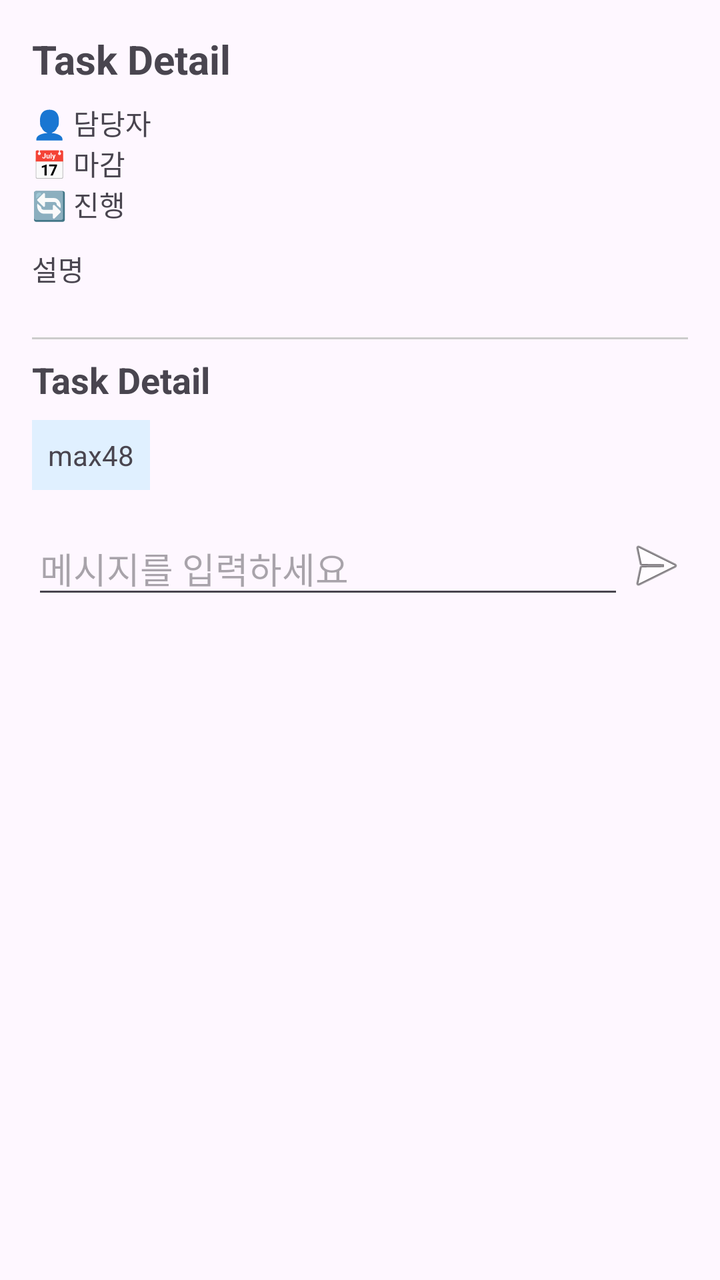
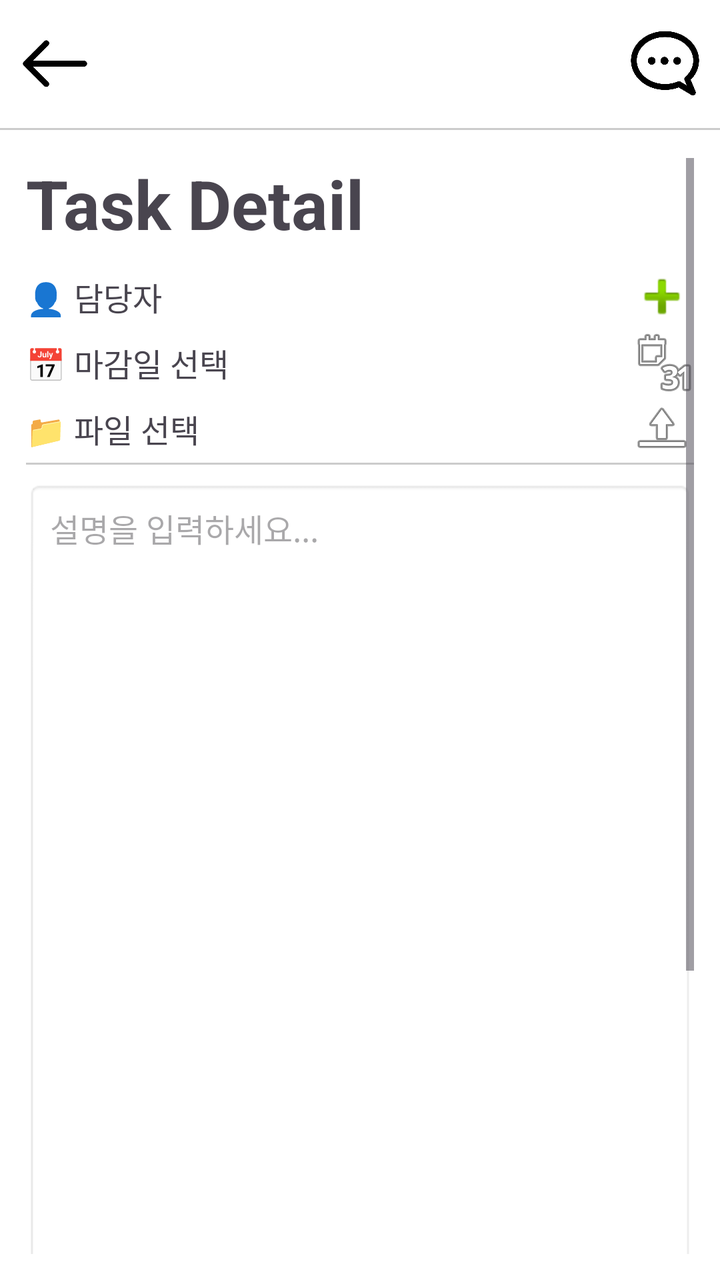

An Android layout rendered at two revisions. The XML below is the earlier revision; the diff shows what the commit changed to produce the second picture.
<!-- AndroidManifest.xml: application theme Theme.Tasklink -->
<!-- res/layout/taskdetail.xml -->
<?xml version="1.0" encoding="utf-8"?>
<ScrollView xmlns:android="http://schemas.android.com/apk/res/android"
    android:layout_width="match_parent"
    android:layout_height="match_parent"
    android:padding="16dp">

    <LinearLayout
        android:layout_width="match_parent"
        android:layout_height="wrap_content"
        android:orientation="vertical">

        
        <TextView
            android:layout_width="wrap_content"
            android:layout_height="wrap_content"
            android:text="Task Detail"
            android:textSize="20sp"
            android:textStyle="bold"
            android:layout_marginBottom="8dp" />

        
        <LinearLayout
            android:layout_width="match_parent"
            android:layout_height="wrap_content"
            android:orientation="vertical"
            android:layout_marginBottom="12dp">

            <TextView
                android:layout_width="wrap_content"
                android:layout_height="wrap_content"
                android:text="👤 담당자" />

            <TextView
                android:layout_width="wrap_content"
                android:layout_height="wrap_content"
                android:text="📅 마감" />

            <TextView
                android:layout_width="wrap_content"
                android:layout_height="wrap_content"
                android:text="🔄 진행" />
        </LinearLayout>

        
        <TextView
            android:layout_width="wrap_content"
            android:layout_height="wrap_content"
            android:text="설명"
            android:layout_marginBottom="24dp" />

        
        <View
            android:layout_width="match_parent"
            android:layout_height="1dp"
            android:background="#CCCCCC"
            android:layout_marginBottom="8dp" />

        <TextView
            android:layout_width="wrap_content"
            android:layout_height="wrap_content"
            android:text="Task Detail"
            android:textSize="18sp"
            android:textStyle="bold"
            android:layout_marginBottom="8dp" />

        <TextView
            android:id="@+id/textViewChatName"
            android:layout_width="wrap_content"
            android:layout_height="wrap_content"
            android:text="max48"
            android:background="#E0F0FF"
            android:padding="8dp"
            android:layout_marginBottom="16dp" />

        
        <LinearLayout
            android:layout_width="match_parent"
            android:layout_height="wrap_content"
            android:orientation="horizontal"
            android:gravity="center_vertical">

            <EditText
                android:id="@+id/editTextMessage"
                android:layout_width="0dp"
                android:layout_height="wrap_content"
                android:layout_weight="1"
                android:hint="메시지를 입력하세요" />

            <ImageButton
                android:id="@+id/buttonSend"
                android:layout_width="wrap_content"
                android:layout_height="wrap_content"
                android:src="@android:drawable/ic_menu_send"
                android:contentDescription="Send"
                android:background="?attr/selectableItemBackgroundBorderless" />
        </LinearLayout>

    </LinearLayout>
</ScrollView>
<!-- resources referenced by this layout -->
<resources>
  <style name="Theme.Tasklink" parent="Base.Theme.Tasklink" />
  <style name="Base.Theme.Tasklink" parent="Theme.Material3.DayNight.NoActionBar">
          
          
      </style>
</resources>

<!-- the commit's change to res/layout/taskdetail.xml (unified diff, before → after) -->
@@ -1,99 +1,171 @@
 <?xml version="1.0" encoding="utf-8"?>
-<ScrollView xmlns:android="http://schemas.android.com/apk/res/android"
+<LinearLayout xmlns:android="http://schemas.android.com/apk/res/android"
+    xmlns:app="http://schemas.android.com/apk/res-auto"
+    android:orientation="vertical"
     android:layout_width="match_parent"
     android:layout_height="match_parent"
-    android:padding="16dp">
+    android:background="@android:color/white">
 
-    <LinearLayout
+    
+    <RelativeLayout
         android:layout_width="match_parent"
-        android:layout_height="wrap_content"
-        android:orientation="vertical">
+        android:layout_height="?attr/actionBarSize"
+        android:paddingHorizontal="10dp">
 
-        
+        <ImageButton
+            android:id="@+id/button_back"
+            android:layout_width="35dp"
+            android:layout_height="35dp"
+            android:layout_centerVertical="true"
+            android:layout_alignParentStart="true"
+            android:src="@drawable/ic_back_btn"
+            android:background="?attr/selectableItemBackgroundBorderless"
+            android:contentDescription="Back"
+            android:scaleType="fitCenter" />
+
+        <ImageButton
+            android:id="@+id/button_chat"
+            android:layout_width="35dp"
+            android:layout_height="35dp"
+            android:layout_centerVertical="true"
+            android:layout_alignParentEnd="true"
+            android:src="@drawable/ic_chat"
+            android:background="?attr/selectableItemBackgroundBorderless"
+            android:contentDescription="Chat"
+            android:scaleType="fitCenter"/>
+
         <TextView
+            android:id="@+id/bar_title"
             android:layout_width="wrap_content"
             android:layout_height="wrap_content"
-            android:text="Task Detail"
             android:textSize="20sp"
-            android:textStyle="bold"
-            android:layout_marginBottom="8dp" />
+            android:layout_centerInParent="true" />
+    </RelativeLayout>
 
-        
+    <View
+        android:layout_width="match_parent"
+        android:layout_height="1dp"
+        android:background="#CCCCCC"
+        android:layout_marginBottom="1dp" />
+
+    
+    <ScrollView
+        android:layout_width="match_parent"
+        android:layout_height="0dp"
+        android:layout_weight="1"
+        android:fillViewport="true"
+        android:padding="13dp">
+
         <LinearLayout
             android:layout_width="match_parent"
             android:layout_height="wrap_content"
-            android:orientation="vertical"
-            android:layout_marginBottom="12dp">
+            android:orientation="vertical">
 
             <TextView
                 android:layout_width="wrap_content"
                 android:layout_height="wrap_content"
-                android:text="👤 담당자" />
+                android:text="Task Detail"
+                android:textSize="34sp"
+                android:textStyle="bold"
+                android:layout_marginBottom="8dp" />
 
-            <TextView
-                android:layout_width="wrap_content"
+            
+            <LinearLayout
+                android:layout_width="match_parent"
                 android:layout_height="wrap_content"
-                android:text="📅 마감" />
+                android:orientation="horizontal"
+                android:gravity="center_vertical"
+                android:layout_marginBottom="1dp">
 
-            <TextView
-                android:layout_width="wrap_content"
+                <TextView
+                    android:id="@+id/text_assign_user"
+                    android:layout_width="0dp"
+                    android:layout_weight="1"
+                    android:layout_height="wrap_content"
+                    android:text="👤 담당자"
+                    android:textSize="16sp" />
+
+                <ImageButton
+                    android:id="@+id/button_add_user"
+                    android:layout_width="32dp"
+                    android:layout_height="32dp"
+                    android:src="@android:drawable/ic_input_add"
+                    android:background="?attr/selectableItemBackgroundBorderless"
+                    android:contentDescription="담당자 추가" />
+            </LinearLayout>
+
+            
+            <LinearLayout
+                android:layout_width="match_parent"
                 android:layout_height="wrap_content"
-                android:text="🔄 진행" />
-        </LinearLayout>
+                android:orientation="horizontal"
+                android:gravity="center_vertical"
+                android:layout_marginBottom="1dp">
+
+                <TextView
+                    android:id="@+id/text_deadline"
+                    android:layout_width="0dp"
+                    android:layout_weight="1"
+                    android:layout_height="wrap_content"
+                    android:text="📅 마감일 선택"
+                    android:textSize="16sp" />
+
+                <ImageButton
+                    android:id="@+id/button_pick_date"
+                    android:layout_width="32dp"
+                    android:layout_height="32dp"
+                    android:src="@android:drawable/ic_menu_month"
+                    android:background="?attr/selectableItemBackgroundBorderless"
+                    android:contentDescription="날짜 선택" />
+            </LinearLayout>
+
+            
+            <LinearLayout
+                android:layout_width="match_parent"
+                android:layout_height="wrap_content"
+                android:orientation="horizontal"
+                android:gravity="center_vertical"
+                android:layout_marginBottom="1dp">
+
+                <TextView
+                    android:id="@+id/text_file"
+                    android:layout_width="0dp"
+                    android:layout_weight="1"
+                    android:layout_height="wrap_content"
+                    android:text="📁 파일 선택"
+                    android:textSize="16sp" />
+
+                <ImageButton
+                    android:id="@+id/button_pick_file"
+                    android:layout_width="32dp"
+                    android:layout_height="32dp"
+                    android:src="@android:drawable/ic_menu_upload"
+                    android:background="?attr/selectableItemBackgroundBorderless"
+                    android:contentDescription="파일 선택" />
+            </LinearLayout>
+
+            
+            <View
+                android:layout_width="match_parent"
+                android:layout_height="1dp"
+                android:background="#CCCCCC"
+                android:layout_marginBottom="8dp" />
+
 
         
-        <TextView
-            android:layout_width="wrap_content"
-            android:layout_height="wrap_content"
-            android:text="설명"
-            android:layout_marginBottom="24dp" />
-
-        
-        <View
-            android:layout_width="match_parent"
-            android:layout_height="1dp"
-            android:background="#CCCCCC"
-            android:layout_marginBottom="8dp" />
-
-        <TextView
-            android:layout_width="wrap_content"
-            android:layout_height="wrap_content"
-            android:text="Task Detail"
-            android:textSize="18sp"
-            android:textStyle="bold"
-            android:layout_marginBottom="8dp" />
-
-        <TextView
-            android:id="@+id/textViewChatName"
-            android:layout_width="wrap_content"
-            android:layout_height="wrap_content"
-            android:text="max48"
-            android:background="#E0F0FF"
-            android:padding="8dp"
-            android:layout_marginBottom="16dp" />
-
-        
-        <LinearLayout
-            android:layout_width="match_parent"
-            android:layout_height="wrap_content"
-            android:orientation="horizontal"
-            android:gravity="center_vertical">
-
             <EditText
-                android:id="@+id/editTextMessage"
-                android:layout_width="0dp"
+                android:id="@+id/edit_description"
+                android:layout_width="match_parent"
                 android:layout_height="wrap_content"
-                android:layout_weight="1"
-                android:hint="메시지를 입력하세요" />
-
-            <ImageButton
-                android:id="@+id/buttonSend"
-                android:layout_width="wrap_content"
-                android:layout_height="wrap_content"
-                android:src="@android:drawable/ic_menu_send"
-                android:contentDescription="Send"
-                android:background="?attr/selectableItemBackgroundBorderless" />
+                android:background="@android:drawable/editbox_background"
+                android:gravity="start|top"
+                android:hint="설명을 입력하세요..."
+                android:inputType="textMultiLine"
+                android:padding="12dp"
+                android:textSize="16sp"
+                android:scrollbars="none"
+                android:minHeight="600dp"
+                android:maxLines="999" />
         </LinearLayout>
-
-    </LinearLayout>
-</ScrollView>
+    </ScrollView>
+</LinearLayout>
<!-- resource entries referenced after the edit -->
@@ -1,5 +1,7 @@
 <!-- resources referenced by this layout -->
 <resources>
+  <!-- drawable ic_back_btn: png bitmap (drawable, 3507 bytes) -->
+  <!-- drawable ic_chat: png bitmap (drawable, 15996 bytes) -->
   <style name="Theme.Tasklink" parent="Base.Theme.Tasklink" />
   <style name="Base.Theme.Tasklink" parent="Theme.Material3.DayNight.NoActionBar">
           
